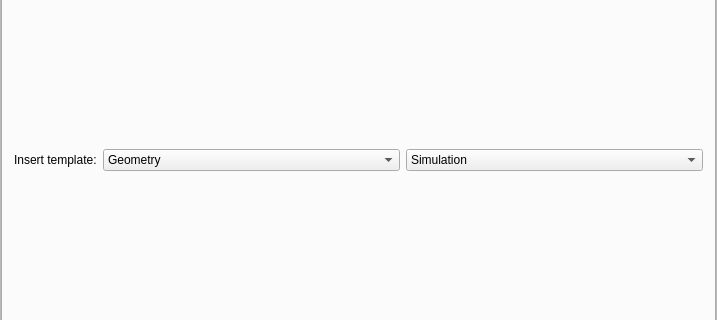
Qt form HEN_HOUSE/egs++/view/viewcontrol.ui (nrc-cnrc/EGSnrc) before a commit; both pictures show x 0 to 717 and y 189 to 509 of the 717 by 655 pixel window.
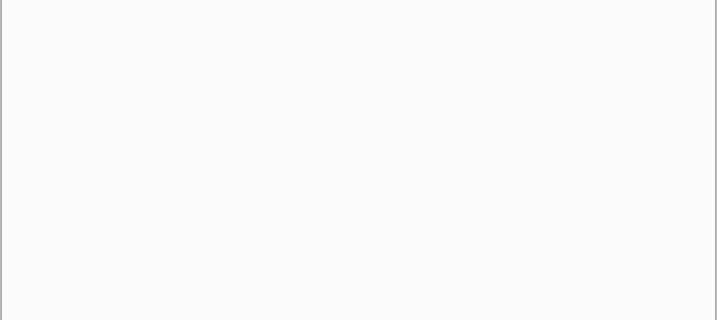
The same form after that commit.

Commit message: Add egs_editor input example menu bar

```diff
--- a/HEN_HOUSE/egs++/view/viewcontrol.ui
+++ b/HEN_HOUSE/egs++/view/viewcontrol.ui
@@ -1877,50 +1877,7 @@
              <attribute name="title">
               <string>Editor</string>
              </attribute>
-             <layout class="QGridLayout" name="editorLayout">
-              <item row="0" column="0">
-               <layout class="QVBoxLayout" name="editorLayout_2">
-                <item>
-                 <layout class="QHBoxLayout" name="horizontalLayout_9">
-                  <property name="sizeConstraint">
-                   <enum>QLayout::SetMaximumSize</enum>
-                  </property>
-                  <item>
-                   <widget class="QLabel" name="label">
-                    <property name="sizePolicy">
-                     <sizepolicy hsizetype="Maximum" vsizetype="Preferred">
-                      <horstretch>0</horstretch>
-                      <verstretch>0</verstretch>
-                     </sizepolicy>
-                    </property>
-                    <property name="text">
-                     <string>Insert template:</string>
-                    </property>
-                   </widget>
-                  </item>
-                  <item>
-                   <widget class="QComboBox" name="comboBox_geomTemplate">
-                    <item>
-                     <property name="text">
-                      <string>Geometry</string>
-                     </property>
-                    </item>
-                   </widget>
-                  </item>
-                  <item>
-                   <widget class="QComboBox" name="comboBox_simTemplate">
-                    <item>
-                     <property name="text">
-                      <string>Simulation</string>
-                     </property>
-                    </item>
-                   </widget>
-                  </item>
-                 </layout>
-                </item>
-               </layout>
-              </item>
-             </layout>
+             <layout class="QGridLayout" name="editorLayout"/>
             </widget>
            </widget>
           </item>
```
Left out of the diff: 32 changed lines with no effect on the pictures. The commit also changes 3 other files.
